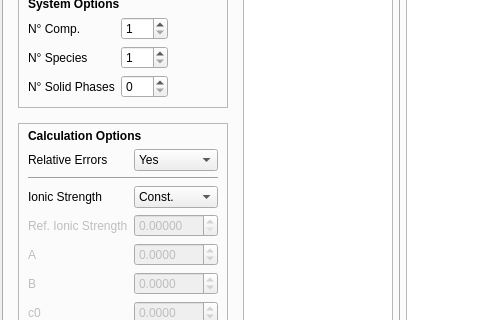
Kastakin/PyES, file src/main/python/ui/sssc_main.ui: the form before one commit; both pictures show x 0 to 480 and y 119 to 439 of the 1204 by 778 pixel window.
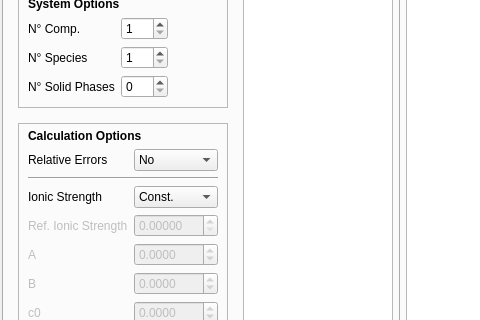
The form after the commit. Icons and pictures are not drawn.

```diff
--- a/src/main/python/ui/sssc_main.ui
+++ b/src/main/python/ui/sssc_main.ui
@@ -372,6 +372,9 @@
                  </item>
                  <item row="1" column="1">
                   <widget class="QComboBox" name="relErrorMode">
+                   <property name="currentIndex">
+                    <number>1</number>
+                   </property>
                    <item>
                     <property name="text">
                      <string>Yes</string>
```
Left out of the diff: 3 changed lines with no effect on the pictures.
